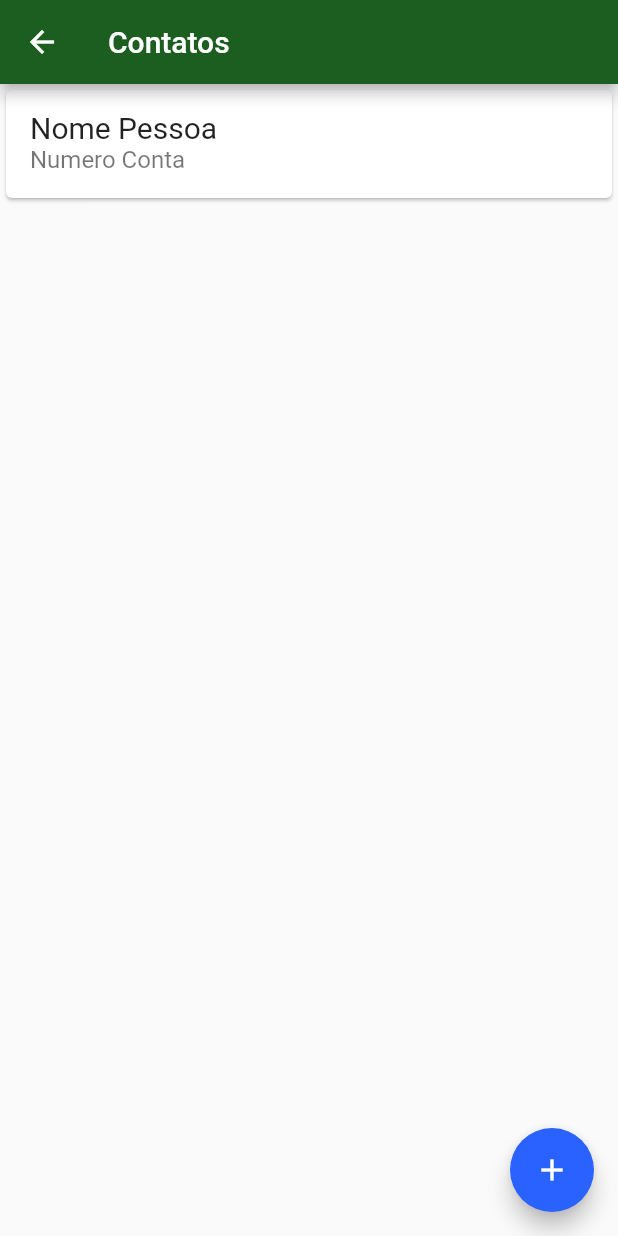
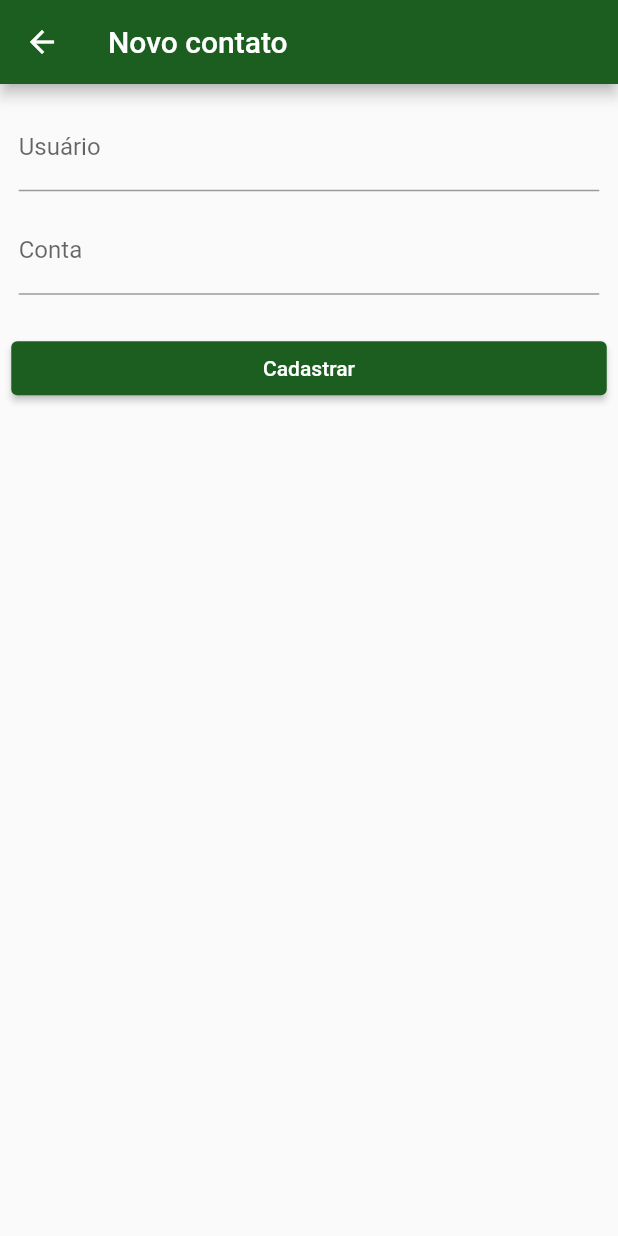
Before and after one commit to brulilika/Flutter, a Flutter app: the ListaContatos screen opened directly, after a tap on the "add" icon, on a phone screen of 412 x 824 dp. Run offline on Flutter 3.47's test engine with Material 2 defaults, Android fonts, the phone set to English and light mode, and no system bars.

Commit message:
navigation and create new contact

```diff
--- /dev/null
+++ b/02-PersistenciaDados/persistencia/lib/models/Contato.dart
@@ -0,0 +1,6 @@
+class Contato {
+  final String name;
+  final String conta;
+
+  Contato(this.name, this.conta);
+}
--- a/02-PersistenciaDados/persistencia/lib/screens/listaContatos.dart
+++ b/02-PersistenciaDados/persistencia/lib/screens/listaContatos.dart
@@ -1,4 +1,5 @@
 import 'package:flutter/material.dart';
+import 'package:persistencia/screens/novoContato.dart';
 
 class ListaContatos extends StatelessWidget {
   @override
@@ -23,7 +24,10 @@ class ListaContatos extends StatelessWidget {
       ),
       floatingActionButton: FloatingActionButton(
         child: Icon(Icons.add),
-        onPressed: () => {},
+        onPressed: () {
+          Navigator.of(context)
+              .push(MaterialPageRoute(builder: (context) => NovoContato()));
+        },
       ),
     );
   }
--- /dev/null
+++ b/02-PersistenciaDados/persistencia/lib/screens/novoContato.dart
@@ -0,0 +1,53 @@
+import 'package:flutter/material.dart';
+import 'package:persistencia/models/Contato.dart';
+
+class NovoContato extends StatelessWidget {
+  final TextEditingController _nomeController = TextEditingController();
+  final TextEditingController _contaController = TextEditingController();
+
+  @override
+  Widget build(BuildContext context) {
+    return Scaffold(
+        appBar: AppBar(
+          title: Text('Novo contato'),
+          backgroundColor: Theme.of(context).primaryColor,
+        ),
+        body: Padding(
+          padding: const EdgeInsets.all(7.5),
+          child: Column(
+            children: [
+              Padding(
+                  padding: const EdgeInsets.all(5),
+                  child: TextField(
+                    controller: _nomeController,
+                    decoration: InputDecoration(labelText: 'Usuário'),
+                  )),
+              Padding(
+                  padding: const EdgeInsets.all(5),
+                  child: TextField(
+                    controller: _contaController,
+                    decoration: InputDecoration(labelText: 'Conta'),
+                    keyboardType: TextInputType.number,
+                  )),
+              Padding(
+                  padding: const EdgeInsets.only(top: 20),
+                  child: SizedBox(
+                    width: double.maxFinite,
+                    child: ElevatedButton(
+                        style: ButtonStyle(
+                          backgroundColor: MaterialStateProperty.all<Color>(
+                              Theme.of(context).primaryColor),
+                        ),
+                        onPressed: () {
+                          final String name = _nomeController.text;
+                          final String conta = _contaController.text;
+                          final Contato novoContato = Contato(name, conta);
+                          Navigator.of(context).pop();
+                        },
+                        child: Text('Cadastrar')),
+                  )),
+            ],
+          ),
+        ));
+  }
+}
```
